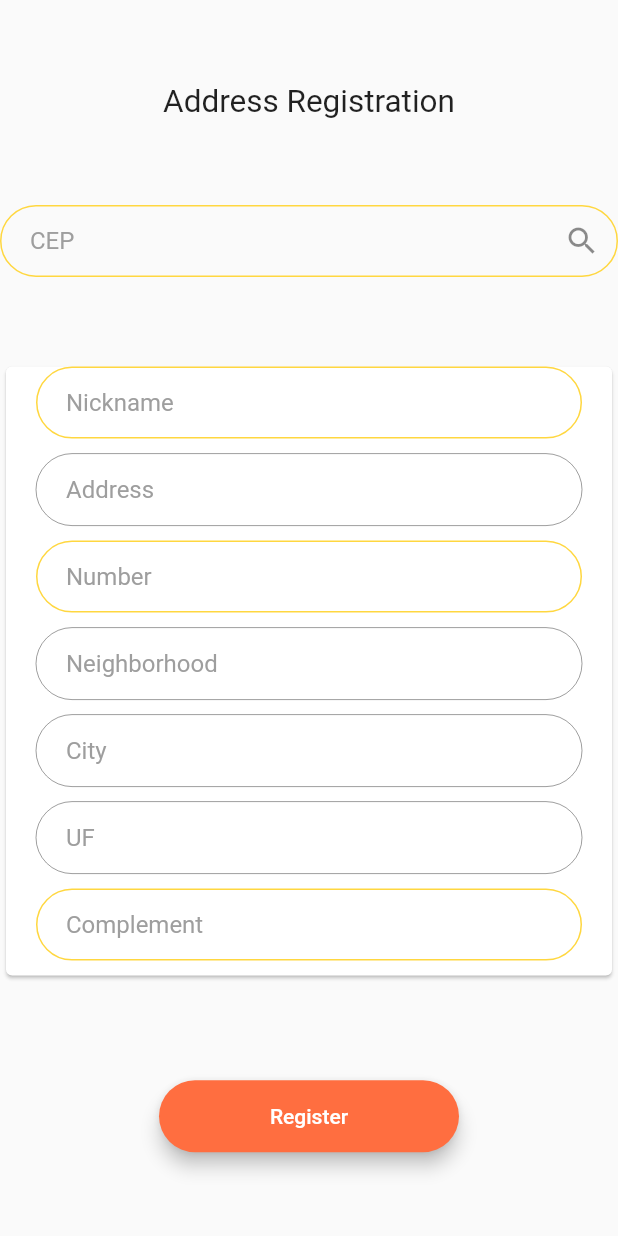
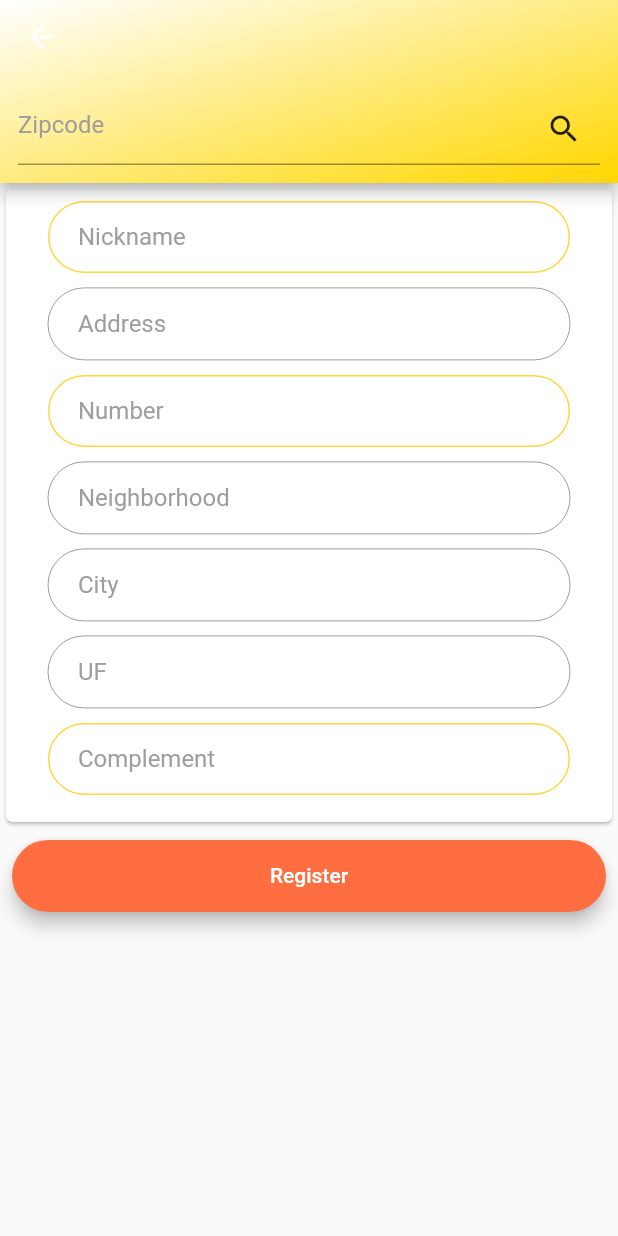
Before and after one commit to yamadayoshi/delivery-flutter, a Flutter app: what callRegister() shows on an empty page, opened directly, on a phone screen of 412 x 824 dp. Run offline on Flutter 3.47's test engine with Material 2 defaults, Android fonts, the phone set to English and light mode, and no system bars; our stand-ins replace cached_network_image, firebase_messaging, flutter_spinkit, pull_to_refresh, shared_preferences; accounts and stored records are empty; network calls fail.

Commit message:
Improvement address register

```diff
--- a/lib/screen/address_register.dart
+++ b/lib/screen/address_register.dart
@@ -35,15 +35,23 @@ class AddressRegister {
       isScrollControlled: true,
       context: context,
       builder: (context) {
-        return Scaffold(
-          body: Builder(builder: (contextBuilder) {
-            return Column(
-              mainAxisAlignment: MainAxisAlignment.spaceEvenly,
-              children: <Widget>[
-                Center(
-                    child: Text('Address Registration',
-                        style: Constants.kTitleTextStyle)),
-                TextFormField(
+        return SafeArea(
+          child: Scaffold(
+            appBar: AppBar(
+              backgroundColor: Colors.yellow,
+              flexibleSpace: Container(
+                decoration: new BoxDecoration(
+                  image: new DecorationImage(
+                      image: AssetImage("images/linear_yellow_r.png"),
+                      fit: BoxFit.fill),
+                ),
+              ),
+              bottom: PreferredSize(
+                preferredSize: Size(double.maxFinite,
+                    MediaQuery.of(context).size.height * 0.08),
+                child: Padding(
+                  padding: const EdgeInsets.all(12.0),
+                  child: TextFormField(
                     textInputAction: TextInputAction.done,
                     keyboardType: TextInputType.number,
                     focusNode: textFieldFocusNode,
@@ -52,40 +60,34 @@ class AddressRegister {
                       textFieldFocusNode.canRequestFocus = true;
                     },
                     onEditingComplete: () {
-                    getAddress();
+                      getAddress(context);
                       textFieldFocusNode.unfocus();
                     },
                     decoration: InputDecoration(
+                      fillColor: Colors.white,
                       suffixIcon: IconButton(
                         icon: Icon(Icons.search),
+                        color: Colors.black87,
                         onPressed: () async {
                           textFieldFocusNode.unfocus();
                           textFieldFocusNode.canRequestFocus = false;
-
-                        getAddress();
+                          getAddress(context);
                         },
                       ),
-                    hintText: "CEP",
+                      hintText: "Zipcode",
                       hintStyle: TextStyle(color: Colors.grey),
-                    contentPadding:
-                        EdgeInsets.symmetric(vertical: 10.0, horizontal: 20.0),
-                    border: OutlineInputBorder(
-                      borderRadius: BorderRadius.all(Radius.circular(32.0)),
-                    ),
-                    enabledBorder: OutlineInputBorder(
-                      borderSide:
-                          BorderSide(color: Colors.amberAccent, width: 1.0),
-                      borderRadius: BorderRadius.all(Radius.circular(32.0)),
-                    ),
-                    focusedBorder: OutlineInputBorder(
-                      borderSide:
-                          BorderSide(color: Colors.amberAccent, width: 2.0),
-                      borderRadius: BorderRadius.all(Radius.circular(32.0)),
                     ),
                   ),
                 ),
-                SingleChildScrollView(
-                  child: Card(
+              ),
+            ),
+            body: Builder(builder: (contextBuilder) {
+              return Container(
+                child: ListView(
+                  children: <Widget>[
+                    Card(
+                      child: Padding(
+                        padding: const EdgeInsets.all(8.0),
                         child: Column(
                           children: <Widget>[
                             RoundedAddressTextField(
@@ -190,7 +192,8 @@ class AddressRegister {
                               TextInputType.text,
                               fieldErrors[4],
                               (submit) {
-                            FocusScope.of(context).dispose();
+                                // dismiss keyboard
+                                FocusScope.of(context).unfocus();
                               },
                             ),
                           ],
@@ -198,7 +201,7 @@ class AddressRegister {
                       ),
                     ),
                     Padding(
-                  padding: const EdgeInsets.only(top: 10.0),
+                      padding: const EdgeInsets.all(8.0),
                       child: Material(
                         color: Colors.deepOrangeAccent,
                         borderRadius: BorderRadius.all(Radius.circular(30.0)),
@@ -207,7 +210,7 @@ class AddressRegister {
                           onPressed: () {
                             register(context, contextBuilder, userId);
                           },
-                      minWidth: 200.0,
+                          minWidth: 50.0,
                           height: 42.0,
                           child: Text(
                             'Register',
@@ -217,8 +220,10 @@ class AddressRegister {
                       ),
                     ),
                   ],
+                ),
               );
             }),
+          ),
         );
       },
     );
@@ -239,6 +244,7 @@ class AddressRegister {
 
       if (userResponse.statusCode == 200) {
         Navigator.popAndPushNamed(context, 'addressManagement');
+        _clear();
       } else {
         Util.showSnack(contextBuilder,
             'Error registering user, check the connection!', 'Close', () {});
@@ -253,7 +259,7 @@ class AddressRegister {
     }
   }
 
-  static void getAddress() async {
+  static void getAddress(BuildContext contextBuilder) async {
     if (_cepTextController.text.isNotEmpty) {
       Response response = await get(
           "https://viacep.com.br/ws/${_cepTextController.text}/json/");
@@ -261,12 +267,25 @@ class AddressRegister {
       if (response.statusCode == 200) {
         Map<String, dynamic> address = jsonDecode(response.body);
 
+        if (address.length > 1) {
           _addressTextController.text = address['logradouro'];
           _neighborhoodTextController.text = address['bairro'];
           _cityTextController.text = address['localidade'];
           _ufTextController.text = address['uf'];
+        }
       } else
-        print(response.statusCode);
+        print('Zipcode doesnt exist');
     }
   }
+
+  static void _clear() {
+    _nicknameTextController.clear();
+    _cepTextController.clear();
+    _addressTextController.clear();
+    _numberTextController.clear();
+    _neighborhoodTextController.clear();
+    _cityTextController.clear();
+    _complementTextController.clear();
+    _ufTextController.clear();
   }
+}
```
Also changed, not shown: lib/screen/complete_order.dart (+5 -4 lines), lib/screen/home.dart (+41 -1 lines), images/linear_yellow_r.png (added). Lines whose indentation alone changed are shown as unchanged.
